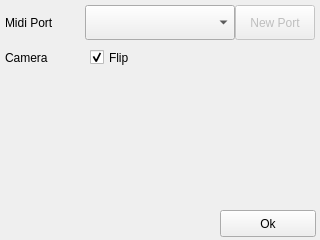
Qt form code/Hadrien/QCvWindow/src/UI/configwindow.ui (Amxx/MDMA) before a commit.
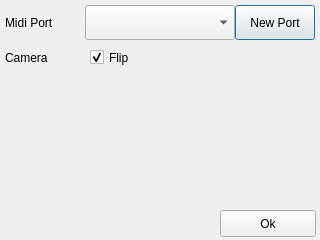
The same form after that commit. Icons and pictures are not drawn.

The edit to the form file:
```diff
--- a/code/Hadrien/QCvWindow/src/UI/configwindow.ui
+++ b/code/Hadrien/QCvWindow/src/UI/configwindow.ui
@@ -42,7 +42,7 @@
   </widget>
   <widget class="QPushButton" name="pushButton_midi">
    <property name="enabled">
-    <bool>false</bool>
+    <bool>true</bool>
    </property>
    <property name="geometry">
     <rect>
```
Left out of the diff: 2 changed lines with no effect on the pictures.
